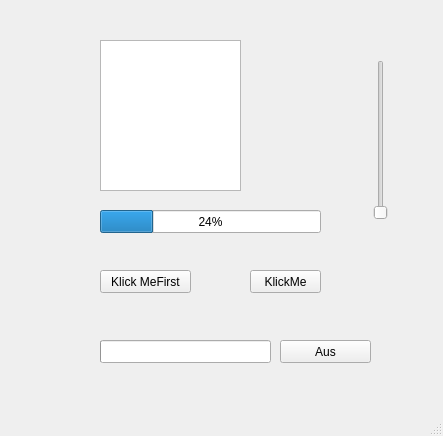
Old version of the form mainwindow.ui in the repository TomyF1/GitTest.
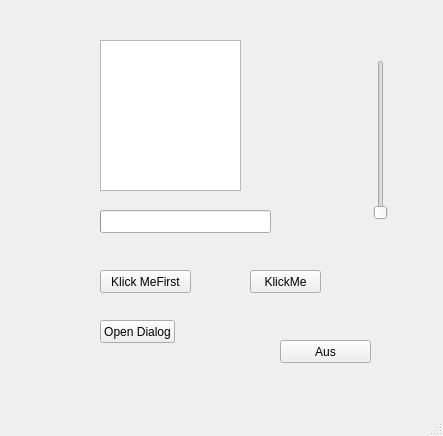
New version of the form.

Commit message: Zweites Fenster

What changed in the file:
```diff
--- a/mainwindow.ui
+++ b/mainwindow.ui
@@ -63,7 +63,7 @@
     <property name="geometry">
      <rect>
       <x>100</x>
-      <y>340</y>
+      <y>210</y>
       <width>171</width>
       <height>23</height>
      </rect>
@@ -104,17 +104,17 @@
      <bool>false</bool>
     </property>
    </widget>
-   <widget class="QProgressBar" name="progressBar_2">
+   <widget class="QPushButton" name="pushButton">
     <property name="geometry">
      <rect>
       <x>100</x>
-      <y>210</y>
-      <width>221</width>
+      <y>320</y>
+      <width>75</width>
       <height>23</height>
      </rect>
     </property>
-    <property name="value">
-     <number>24</number>
+    <property name="text">
+     <string>Open Dialog</string>
     </property>
    </widget>
   </widget>
```
The commit also changes 6 other files.
